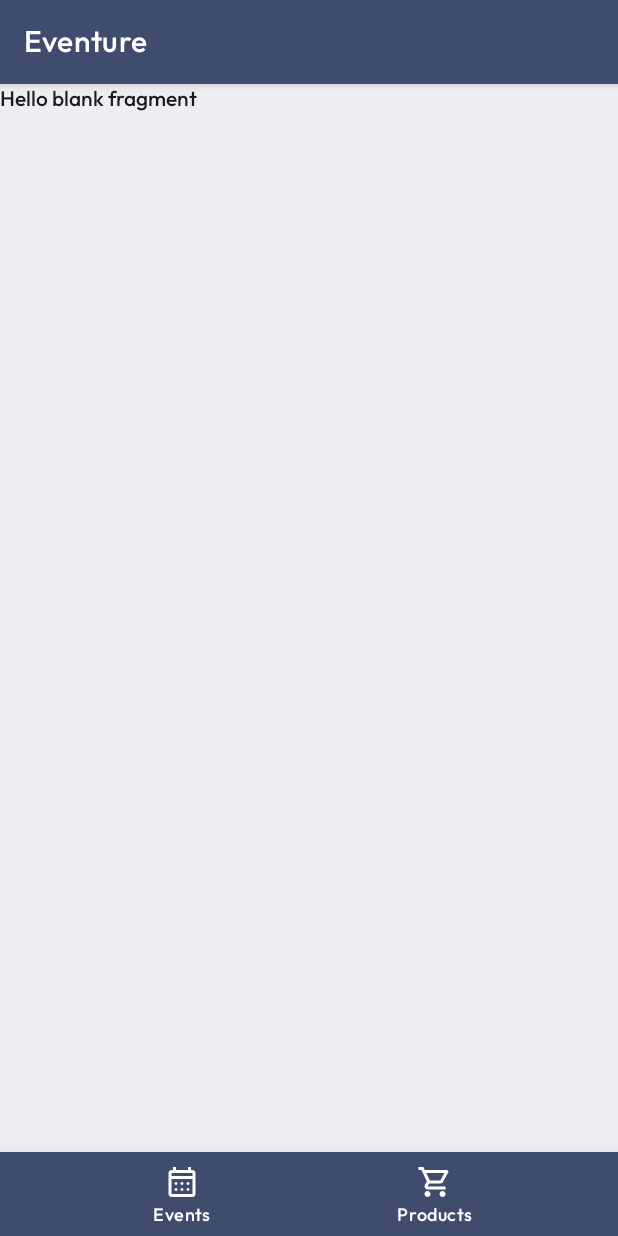
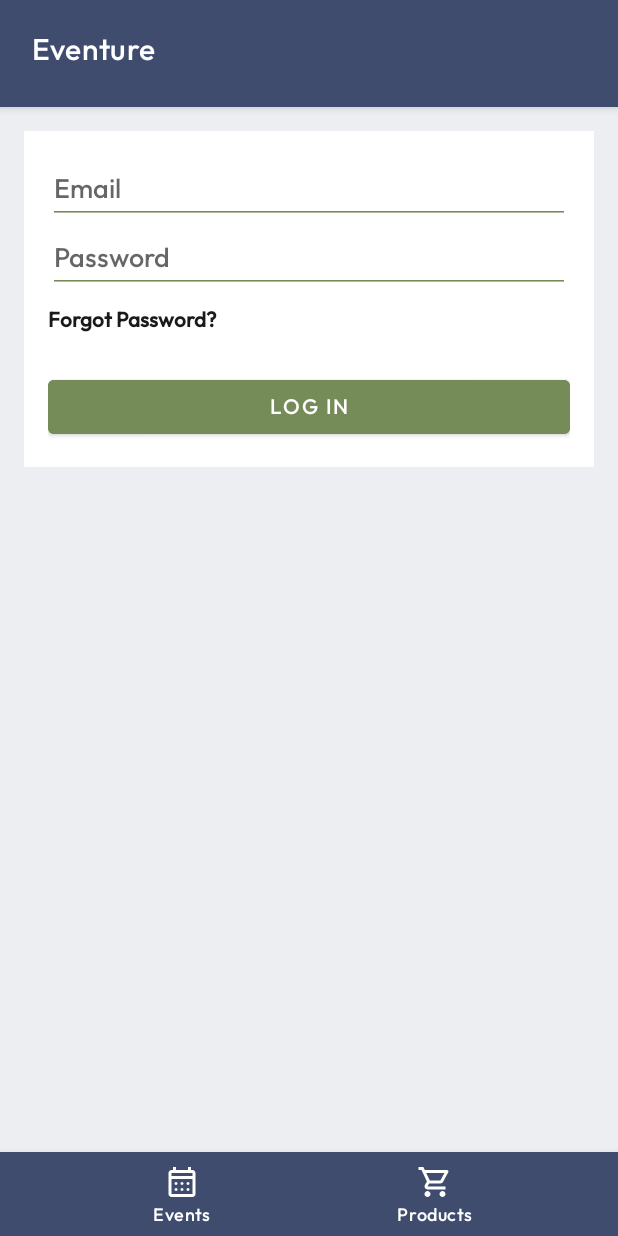
Before and after one commit to kzi-nastava/ma-project-event-planner-siit-2024-team-6, an Android app: the ProfileActivity screen opened directly, with no data from a screen before it, after a tap on "LOG IN", on a phone screen of 412 x 824 dp. Run offline under Robolectric (Android 15) with nearby library versions, the phone set to English and light mode, and no system bars.

Commit message:
Added LoginFragment and ProfileStartFragment

```diff
--- a/app/src/main/res/layout/activity_profile.xml
+++ b/app/src/main/res/layout/activity_profile.xml
@@ -6,6 +6,7 @@
     android:layout_height="match_parent">
 
     <!-- Верхний Toolbar -->
+
         <com.google.android.material.appbar.AppBarLayout
             android:id="@+id/app_bar"
             android:layout_width="0dp"
@@ -19,11 +20,45 @@
                 android:id="@+id/toolbar"
                 android:layout_width="match_parent"
                 android:layout_height="?attr/actionBarSize"
+                android:layout_marginLeft="5dp"
+                android:layout_marginTop="5dp"
                 android:background="?attr/colorPrimary"
-            app:popupTheme="@style/AppTheme.PopupOverlay" />
+                app:layout_constraintEnd_toEndOf="parent"
+                app:layout_constraintStart_toStartOf="parent"
+                app:layout_constraintTop_toTopOf="parent"
+                app:menu="@menu/toolbar_menu"
+                app:popupTheme="@style/AppTheme.PopupOverlay">
+
+
+            </androidx.appcompat.widget.Toolbar>
+
+            <LinearLayout
+                android:id="@+id/linear1"
+                android:layout_width="match_parent"
+                android:layout_height="wrap_content"
+                android:orientation="horizontal"
+                android:layout_marginStart="10dp"
+                android:layout_marginEnd="10dp"
+                android:layout_marginTop="10dp"
+                app:layout_constraintTop_toBottomOf="@id/toolbar"
+                app:layout_constraintStart_toStartOf="parent"
+                app:layout_constraintEnd_toEndOf="parent">
+
+<!--                <androidx.appcompat.widget.SearchView-->
+<!--                    android:layout_width="match_parent"-->
+<!--                    android:layout_height="40dp"-->
+<!--                    android:background="@drawable/border_background"-->
+<!--                    android:backgroundTint="@color/white"-->
+<!--                    android:theme="@style/Theme.Eventure"-->
+<!--                    android:layout_marginBottom="8dp"-->
+<!--                    app:searchIcon="@drawable/search_icon"/>-->
+            </LinearLayout>
+
+
+
+
         </com.google.android.material.appbar.AppBarLayout>
 
-    <!-- Fragment Container для логина и регистрации -->
     <FrameLayout
         android:id="@+id/fragment_container"
         android:layout_width="match_parent"
@@ -32,8 +67,6 @@
         app:layout_constraintBottom_toTopOf="@id/bottom_navigation"
         app:layout_constraintStart_toStartOf="parent"
         app:layout_constraintEnd_toEndOf="parent"/>
-
-    <!-- Нижняя навигация -->
     <com.google.android.material.bottomnavigation.BottomNavigationView
         android:id="@+id/bottom_navigation"
         android:layout_width="match_parent"
--- a/app/src/main/res/layout/fragment_login.xml
+++ b/app/src/main/res/layout/fragment_login.xml
@@ -5,10 +5,48 @@
     android:layout_height="match_parent"
     tools:context=".fragments.LoginFragment">
 
-    <!-- TODO: Update blank fragment layout -->
-    <TextView
+    <LinearLayout
         android:layout_width="match_parent"
-        android:layout_height="match_parent"
-        android:text="@string/hello_blank_fragment" />
+        android:layout_height="wrap_content"
+        android:layout_margin="16dp"
+        android:background="#FFFFFF"
+        android:orientation="vertical"
+        android:padding="16dp">
 
+        <EditText
+            android:id="@+id/etEmail"
+            android:layout_width="match_parent"
+            android:layout_height="wrap_content"
+            android:backgroundTint="#758B58"
+            android:hint="Email"
+            android:inputType="textEmailAddress"
+            android:textColor="#000000" />
+
+        <EditText
+            android:id="@+id/etPassword"
+            android:layout_width="match_parent"
+            android:layout_height="wrap_content"
+            android:backgroundTint="#758B58"
+            android:hint="Password"
+            android:inputType="textPassword"
+            android:textColor="#000000" />
+
+        <TextView
+            android:id="@+id/tvForgotPassword"
+            android:layout_width="wrap_content"
+            android:layout_height="wrap_content"
+            android:layout_gravity="start"
+            android:layout_marginTop="8dp"
+            android:text="Forgot Password?"
+            android:textStyle="bold" />
+
+        <Button
+            android:id="@+id/btnLogin"
+            android:layout_width="match_parent"
+            android:layout_height="wrap_content"
+            android:layout_marginTop="24dp"
+            android:backgroundTint="#758B58"
+            android:text="Log In"
+            android:textColor="#FFFFFF" />
+    </LinearLayout>
 </FrameLayout>
```
Also changed, not shown: app/src/main/java/com/example/eventure/fragments/LoginFragment.java (+9 -6 lines), app/src/main/java/com/example/eventure/fragments/RegisterFragment.java (added, +45 -0 lines), app/src/main/res/layout/fragment_register.xml (added, +166 -0 lines). Lines whose indentation alone changed are shown as unchanged.
